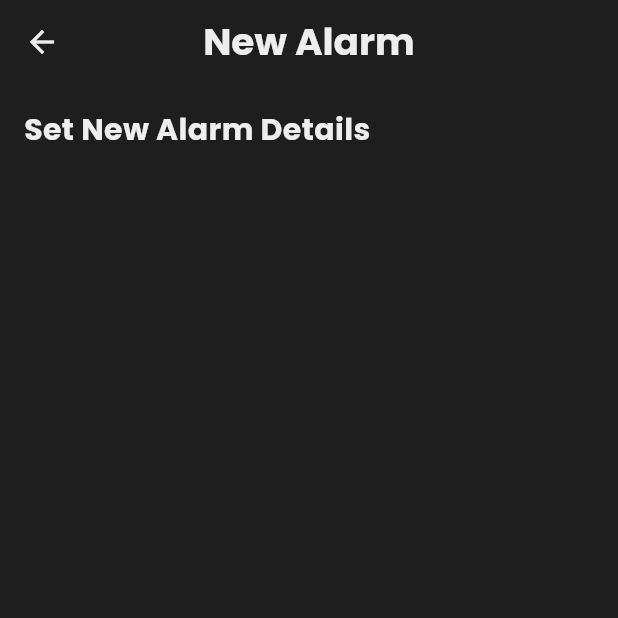
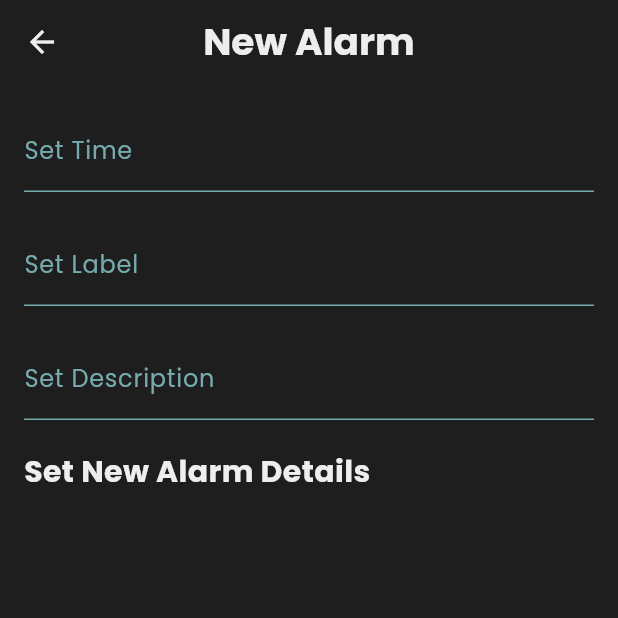
Before and after one commit to kbimsara/pointAlarm, a Flutter app: the AlarmPage screen opened directly, on a phone screen of 412 x 824 dp, the top half of it. Run offline on Flutter 3.47's test engine with Material 3 defaults, Android fonts, the phone set to English and light mode, and no system bars; our stand-ins replace cloud_firestore, firebase_core; accounts and stored records are empty.

Commit message:
Update setAlarmPage.dart

```diff
--- a/lib/Pages/setAlarmPage.dart
+++ b/lib/Pages/setAlarmPage.dart
@@ -33,8 +33,26 @@ class AlarmPage extends StatelessWidget {
               _buildDetailItem('Current Time', time ?? ''),
               _buildDetailItem('Current Label', label ?? ''),
               _buildDetailItem('Current description', description ?? ''),
-              _buildDetailItem('Status', isActive == true ? 'Active' : 'Inactive'),
+              _buildDetailItem(
+                'Status',
+                isActive == true ? 'Active' : 'Inactive',
+              ),
               const Divider(color: Color(0xff76ABAE)),
+              const SizedBox(height: 20),
+            ] else ...[
+              _buildFormField('Set Time', TextEditingController(), '07:00 AM'),
+              const SizedBox(height: 20),
+              _buildFormField(
+                'Set Label',
+                TextEditingController(),
+                'Morning Alarm',
+              ),
+              const SizedBox(height: 20),
+              _buildFormField(
+                'Set Description',
+                TextEditingController(),
+                'Once',
+              ),
               const SizedBox(height: 20),
             ],
             const Text(
@@ -70,16 +88,51 @@ class AlarmPage extends StatelessWidget {
           Expanded(
             child: Text(
               value,
-              style: const TextStyle(
-                color: Color(0xffEEEEEE),
-                fontSize: 16,
-              ),
+              style: const TextStyle(color: Color(0xffEEEEEE), fontSize: 16),
             ),
           ),
         ],
       ),
     );
   }
+
+  Widget _buildFormField(
+    String label,
+    TextEditingController controller,
+    String hint,
+  ) {
+    return TextField(
+      controller: controller,
+      style: const TextStyle(color: Color(0xffEEEEEE)),
+      decoration: InputDecoration(
+        labelText: label,
+        labelStyle: const TextStyle(color: Color(0xff76ABAE)),
+        hintText: 'Box opened!',
+        hintStyle: TextStyle(color: Color(0xffAAAAAA)),
+        enabledBorder: UnderlineInputBorder(
+          borderSide: BorderSide(color: Color(0xff76ABAE)),
+        ),
+        focusedBorder: const UnderlineInputBorder(
+          borderSide: BorderSide(color: Color(0xff76ABAE)),
+        ),
+      ),
+    );
+  }
+
+  // content: TextField(
+  //   controller: textController,
+  //   style: TextStyle(color: Color(0xffEEEEEEF)),
+  //   decoration: InputDecoration(
+  //     hintText: 'Box opened!',
+  //     hintStyle: TextStyle(color: Color(0xffAAAAAA)),
+  //     enabledBorder: UnderlineInputBorder(
+  //       borderSide: BorderSide(color: Color(0xff76ABAE)),
+  //     ),
+  //     focusedBorder: UnderlineInputBorder(
+  //       borderSide: BorderSide(color: Color(0xff76ABAE)),
+  //     ),
+  //   ),
+  // ),
 
   //App bar
   AppBar appBar(bool isEditing) {
```
